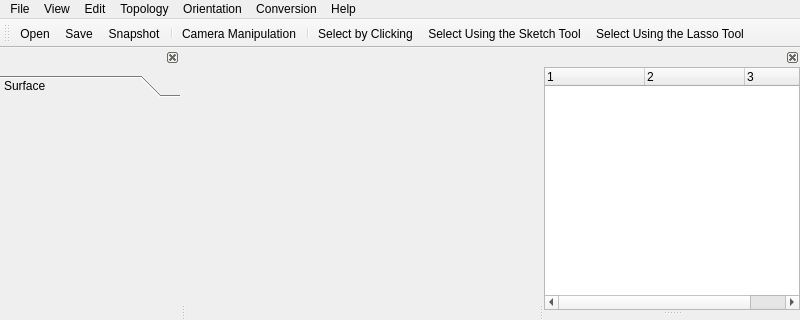
Above: applications/Mapple/main_window.ui from LiangliangNan/Easy3D before the change; both pictures show x 0 to 800 and y 0 to 320 of the 800 by 600 pixel window. Below: the same form after it.
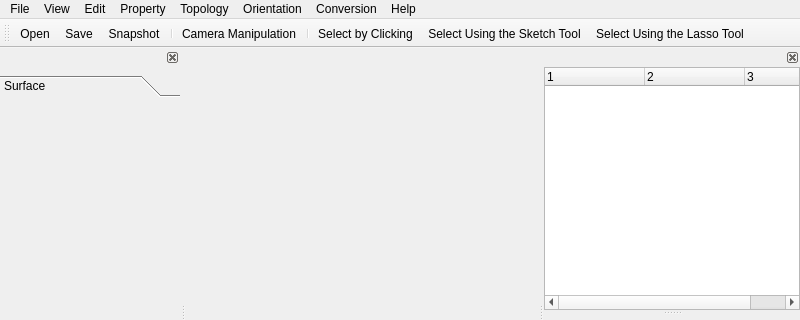
That is the form after the change. Icons and pictures are not drawn.

Commit message: add height fields

Patch:
```diff
--- a/applications/Mapple/main_window.ui
+++ b/applications/Mapple/main_window.ui
@@ -100,9 +100,16 @@
     <addaction name="separator"/>
     <addaction name="actionDeleteSelectedPrimitives"/>
    </widget>
+   <widget class="QMenu" name="menuProperty">
+    <property name="title">
+     <string>Property</string>
+    </property>
+    <addaction name="actionComputeHeightField"/>
+   </widget>
    <addaction name="menuFile"/>
    <addaction name="menuView"/>
    <addaction name="menuSelect"/>
+   <addaction name="menuProperty"/>
    <addaction name="menuTopology"/>
    <addaction name="menuOrientation"/>
    <addaction name="menuConversion"/>
```
Left out of the diff: 5 changed lines with no effect on the pictures. The commit also changes 2 other files.
